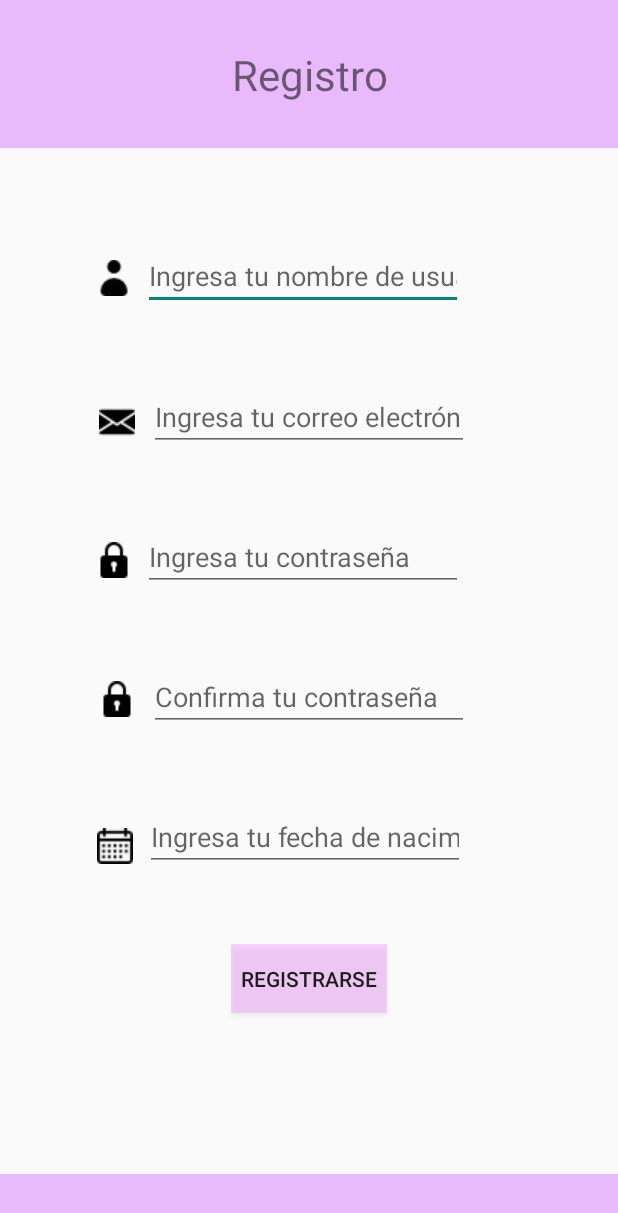
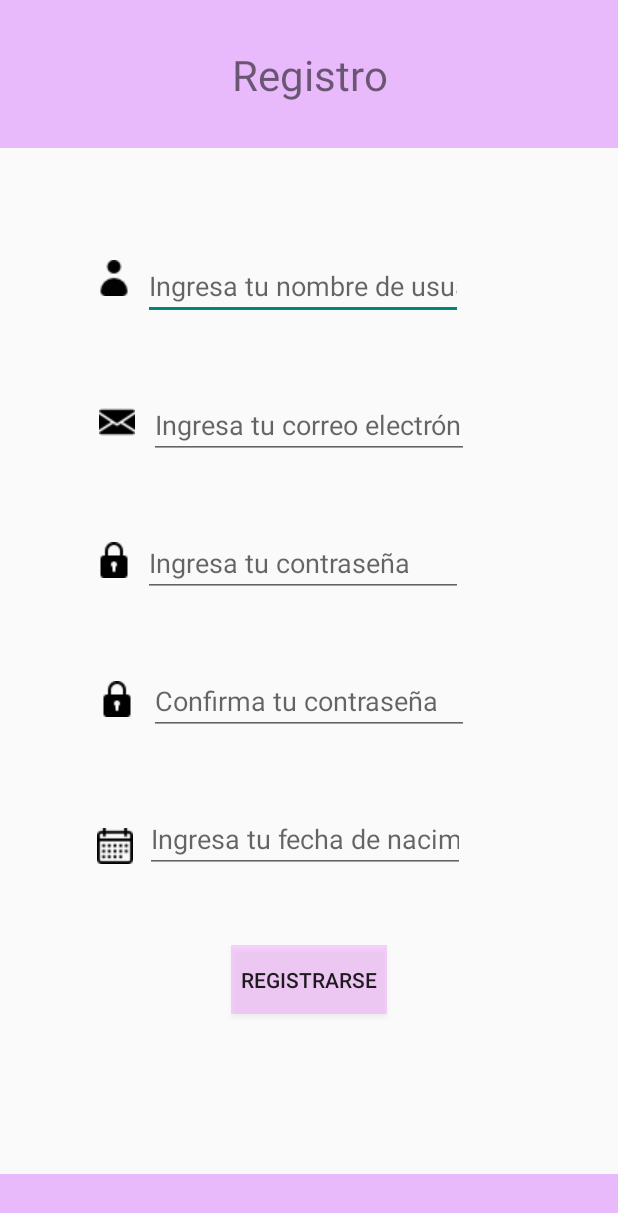
Before and after one commit to fedoTR/DismovProject, an Android app: the Register screen opened directly, with no data from a screen before it, on a phone screen of 412 x 824 dp. Shown: the top 1213 px of the screen. Run offline under Robolectric (Android 15) with nearby library versions, the phone set to English and light mode, and no system bars.

Commit message:
This is the register screen

```diff
--- a/app/src/main/res/layout/activity_register.xml
+++ b/app/src/main/res/layout/activity_register.xml
@@ -55,7 +55,7 @@
         android:layout_height="wrap_content"
         android:layout_marginStart="98dp"
         android:layout_marginLeft="98dp"
-        android:layout_marginTop="52dp"
+        android:layout_marginTop="60dp"
         android:layout_marginEnd="103dp"
         android:layout_marginRight="103dp"
         android:layout_marginBottom="22dp"
```
